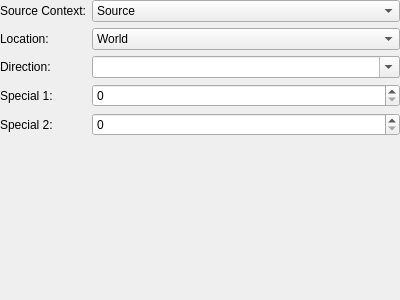
Before: the Qt Designer form tools/cathedral/ui/ActionSpecialDirection.ui in comphack/comp_hack, drawn with Qt 5.
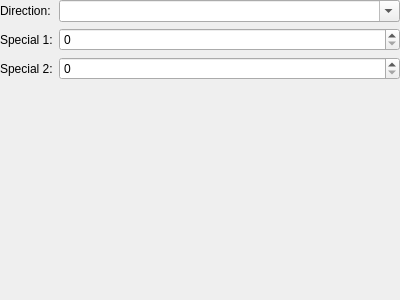
After: the same form once the commit is applied.

Commit message: Minimizing the base action UI

Patch:
```diff
--- a/tools/cathedral/ui/ActionSpecialDirection.ui
+++ b/tools/cathedral/ui/ActionSpecialDirection.ui
@@ -29,70 +29,13 @@
       <enum>QFormLayout::AllNonFixedFieldsGrow</enum>
      </property>
      <item row="0" column="0">
-      <widget class="QLabel" name="lblSourceContext">
-       <property name="text">
-        <string>Source Context:</string>
-       </property>
-      </widget>
-     </item>
-     <item row="0" column="1">
-      <widget class="QComboBox" name="sourceContext">
-       <item>
-        <property name="text">
-         <string>Source</string>
-        </property>
-       </item>
-       <item>
-        <property name="text">
-         <string>Party</string>
-        </property>
-       </item>
-       <item>
-        <property name="text">
-         <string>All</string>
-        </property>
-       </item>
-      </widget>
-     </item>
-     <item row="1" column="0">
-      <widget class="QLabel" name="lblLocation">
-       <property name="text">
-        <string>Location:</string>
-       </property>
-      </widget>
-     </item>
-     <item row="1" column="1">
-      <widget class="QComboBox" name="location">
-       <item>
-        <property name="text">
-         <string>World</string>
-        </property>
-       </item>
-       <item>
-        <property name="text">
-         <string>Channel</string>
-        </property>
-       </item>
-       <item>
-        <property name="text">
-         <string>Instance</string>
-        </property>
-       </item>
-       <item>
-        <property name="text">
-         <string>Zone</string>
-        </property>
-       </item>
-      </widget>
-     </item>
-     <item row="2" column="0">
       <widget class="QLabel" name="lblDirection">
        <property name="text">
         <string>Direction:</string>
        </property>
       </widget>
      </item>
-     <item row="2" column="1">
+     <item row="0" column="1">
       <widget class="QComboBox" name="direction">
        <property name="sizePolicy">
         <sizepolicy hsizetype="Expanding" vsizetype="Fixed">
@@ -105,14 +48,14 @@
        </property>
       </widget>
      </item>
-     <item row="3" column="0">
+     <item row="1" column="0">
       <widget class="QLabel" name="lblSpecial1">
        <property name="text">
         <string>Special 1:</string>
        </property>
       </widget>
      </item>
-     <item row="3" column="1">
+     <item row="1" column="1">
       <widget class="QSpinBox" name="special1">
        <property name="minimum">
         <number>0</number>
@@ -122,14 +65,14 @@
        </property>
       </widget>
      </item>
-     <item row="4" column="0">
+     <item row="2" column="0">
       <widget class="QLabel" name="lblSpecial2">
        <property name="text">
         <string>Special 2:</string>
        </property>
       </widget>
      </item>
-     <item row="4" column="1">
+     <item row="2" column="1">
       <widget class="QSpinBox" name="special2">
        <property name="minimum">
         <number>0</number>
```
The commit also changes 50 other files.
